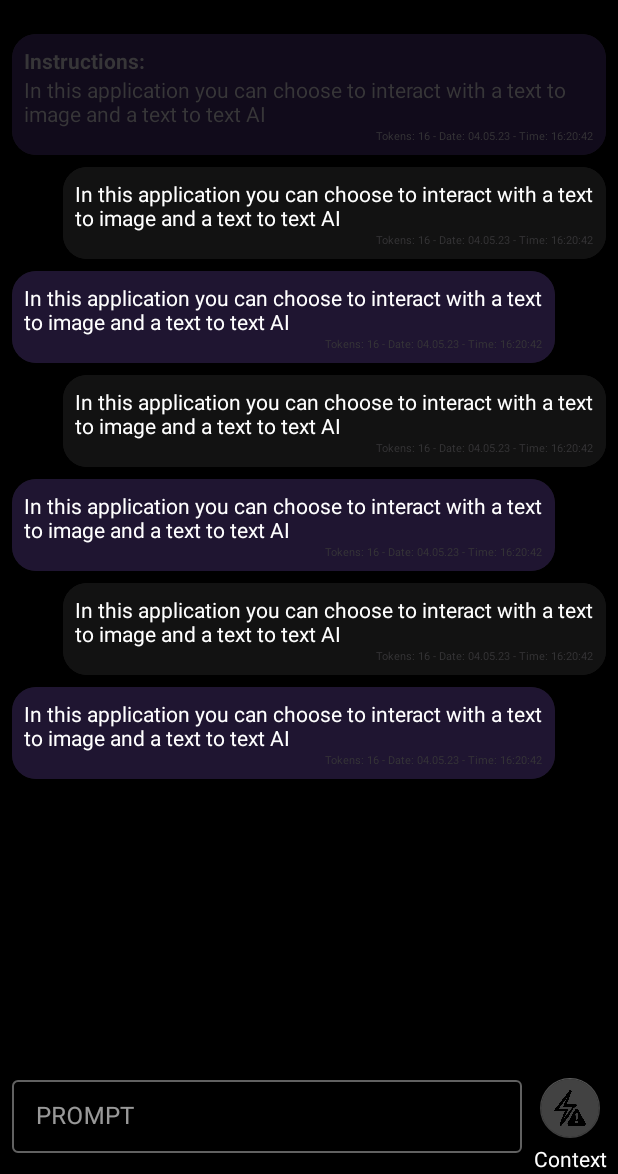
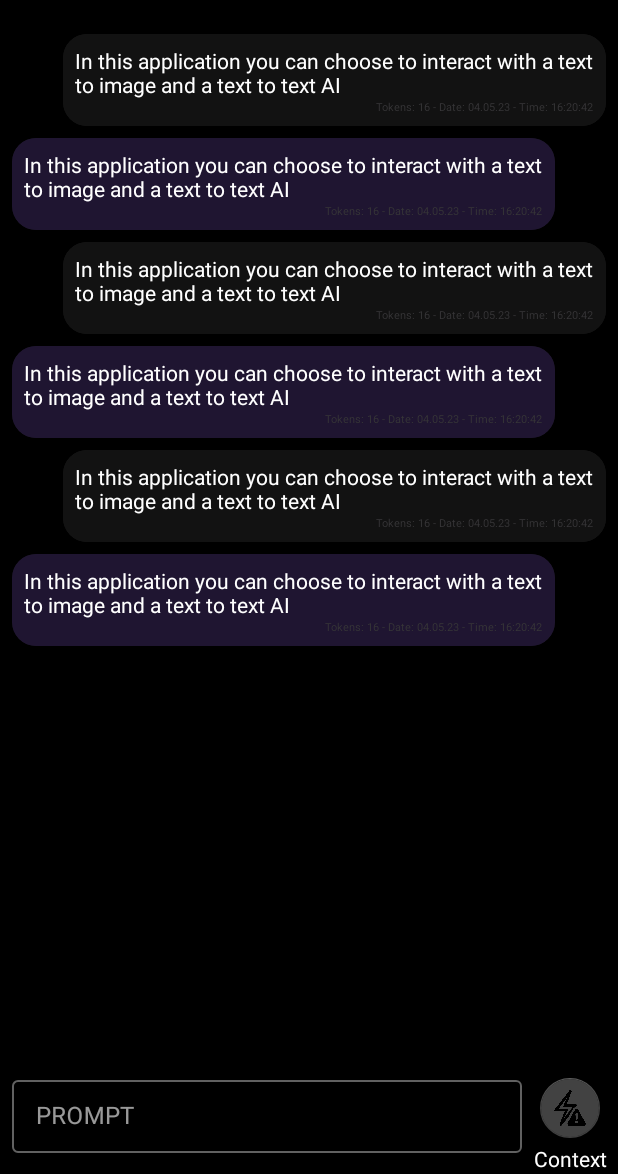
Before and after one commit to frapastique/frapuse-ai-companion-android-app, an Android app: the layout fragment_text_gen.xml on its own in the app's theme, with its tools: preview values and no code run, on a phone screen of 412 x 824 dp, the part 62-1236 px from its top. Run offline under Robolectric (Android 15) with nearby library versions, the phone set to English and light mode, and no system bars.

Commit message:
change behavior of recyclerview && bug fix

```diff
--- a/app/src/main/java/com/back/frapuse/TextGenViewModel.kt
+++ b/app/src/main/java/com/back/frapuse/TextGenViewModel.kt
@@ -283,6 +283,12 @@ class TextGenViewModel(application: Application) : AndroidViewModel(application)
         }
     }
 
+    fun getAllChats() {
+        viewModelScope.launch {
+            _chatLibrary.value = repository.getAllChats()
+        }
+    }
+
     fun calculateTokens(pre: String, add: String): String {
         val preInt = pre.toInt()
         val addInt = add.toInt()
--- a/app/src/main/java/com/back/frapuse/ui/textgen/TextGenFragment.kt
+++ b/app/src/main/java/com/back/frapuse/ui/textgen/TextGenFragment.kt
@@ -2,6 +2,8 @@ package com.back.frapuse.ui.textgen
 
 import android.content.res.ColorStateList
 import android.os.Bundle
+import android.os.Parcelable
+import android.util.Log
 import androidx.fragment.app.Fragment
 import android.view.LayoutInflater
 import android.view.View
@@ -16,6 +18,8 @@ import com.back.frapuse.R
 import com.back.frapuse.TextGenViewModel
 import com.back.frapuse.databinding.FragmentTextGenBinding
 import com.back.frapuse.util.TextGenRVChatAdapter
+
+private const val TAG = "TextGenFragment"
 
 class TextGenFragment : Fragment() {
     // Get the viewModel into the logic
@@ -37,9 +41,12 @@ class TextGenFragment : Fragment() {
         return binding.root
     }
 
+
     override fun onViewCreated(view: View, savedInstanceState: Bundle?) {
 
-        binding.tvInstructionsText.text = viewModel.instructionsPrompt.value
+        viewModel.getAllChats()
+
+        //binding.tvInstructionsText.text = viewModel.instructionsPrompt.value
 
         binding.topAppBar.setNavigationOnClickListener { btnBack ->
             btnBack.findNavController().navigate(TextGenFragmentDirections
@@ -98,17 +105,15 @@ class TextGenFragment : Fragment() {
             true
         }
 
-        //binding.rvChatLibrary.smoothScrollToPosition(viewModel.chatLibrary.value!!.size - 1)
 
         viewModel.chatLibrary.observe(viewLifecycleOwner) { chatLibrary ->
             val chatAdapter = TextGenRVChatAdapter(
-                dataset = emptyList(),
+                dataset = chatLibrary,
                 viewModelTextGen = viewModel
             )
             binding.rvChatLibrary.adapter = chatAdapter
-            val lastPosition = chatLibrary.size - 1
             chatAdapter.submitList(chatLibrary)
-            binding.rvChatLibrary.smoothScrollToPosition(lastPosition)
+            binding.rvChatLibrary.smoothScrollToPosition(chatLibrary.size - 1)
             binding.rvChatLibrary.setHasFixedSize(true)
         }
 
@@ -116,6 +121,9 @@ class TextGenFragment : Fragment() {
             binding.tvTokens.text = count
         }
 
+        binding.tiPrompt.setOnClickListener {
+            binding.rvChatLibrary.smoothScrollToPosition(viewModel.chatLibrary.value!!.size - 1)
+        }
 
         viewModel.apiStatus.observe(viewLifecycleOwner) { status ->
             when (status) {
--- a/app/src/main/res/layout/fragment_text_gen.xml
+++ b/app/src/main/res/layout/fragment_text_gen.xml
@@ -37,107 +37,22 @@
 
             </com.google.android.material.appbar.AppBarLayout>
 
-        <!-- Note: A RecyclerView can also be used -->
-        <androidx.core.widget.NestedScrollView
-                android:id="@+id/nested_scroll_view"
+            <androidx.recyclerview.widget.RecyclerView
+                    android:id="@+id/rv_chat_library"
                     android:layout_width="match_parent"
                     android:layout_height="match_parent"
+                    android:paddingTop="56dp"
+                    android:paddingBottom="8dp"
+                    android:clipToPadding="false"
                     android:scrollbars="vertical"
                     android:scrollbarSize="2dp"
                     android:fadeScrollbars="true"
-                android:scrollbarFadeDuration="@integer/material_motion_duration_short_1"
-                android:scrollIndicators="left"
-                app:layout_behavior="@string/appbar_scrolling_view_behavior">
-
-            <!-- Scrollable content -->
-            <androidx.constraintlayout.widget.ConstraintLayout
-                    android:layout_width="match_parent"
-                    android:layout_height="match_parent">
-
-                <com.google.android.material.card.MaterialCardView
-                        android:id="@+id/mcv_chat_instructions"
-                        android:layout_width="0dp"
-                        android:layout_height="wrap_content"
-                        android:clipToPadding="false"
-                        app:cardCornerRadius="16dp"
-                        app:layout_constraintTop_toTopOf="parent"
-                        app:layout_constraintBottom_toTopOf="@+id/cl_rv_chat_library"
+                    android:scrollbarDefaultDelayBeforeFade="@integer/material_motion_duration_short_1"
                     app:layout_constraintEnd_toEndOf="parent"
-                        tools:layout_constraintStart_toStartOf="parent"
-                        app:layout_constraintStart_toStartOf="parent"
-                        android:layout_marginStart="8dp"
-                        android:layout_marginEnd="8dp"
-                        android:layout_marginTop="8dp">
-
-                    <androidx.constraintlayout.widget.ConstraintLayout
-                            android:id="@+id/cl_chat_item_instructions"
-                            android:layout_width="wrap_content"
-                            android:layout_height="match_parent"
-                            android:padding="8dp"
-                            android:background="@color/purple_1200">
-
-                        <com.google.android.material.textview.MaterialTextView
-                                android:id="@+id/tv_instructions"
-                                android:text="@string/instructions"
-                                android:textStyle="bold"
-                                android:textColor="@color/grey"
-                                android:layout_width="wrap_content"
-                                android:layout_height="wrap_content"
-                                android:visibility="visible"
-                                app:layout_constraintTop_toTopOf="parent"
-                                app:layout_constraintStart_toStartOf="parent" />
-
-                        <com.google.android.material.textview.MaterialTextView
-                                android:id="@+id/tv_instructions_text"
-                                android:textColor="@color/grey"
-                                android:layout_width="wrap_content"
-                                android:layout_height="wrap_content"
-                                app:layout_constraintStart_toStartOf="parent"
-                                app:layout_constraintEnd_toEndOf="parent"
-                                app:layout_constraintTop_toBottomOf="@id/tv_instructions"
-                                tools:text="@string/app_description" />
-
-                        <com.google.android.material.textview.MaterialTextView
-                                android:id="@+id/tv_info_instructions"
-                                android:textSize="7sp"
-                                android:textColor="@color/grey"
-                                android:layout_width="wrap_content"
-                                android:layout_height="wrap_content"
-                                app:layout_constraintEnd_toEndOf="parent"
-                                app:layout_constraintTop_toBottomOf="@+id/tv_instructions_text"
-                                tools:text="Tokens: 16 - Date: 04.05.23 - Time: 16:20:42"
-                                tools:ignore="SmallSp" />
-
-                    </androidx.constraintlayout.widget.ConstraintLayout>
-                </com.google.android.material.card.MaterialCardView>
-
-                <androidx.constraintlayout.widget.ConstraintLayout
-                        android:id="@+id/cl_rv_chat_library"
-                        android:layout_width="match_parent"
-                        android:layout_height="wrap_content"
-                        app:layout_constraintTop_toBottomOf="@id/mcv_chat_instructions"
-                        app:layout_constraintStart_toStartOf="parent"
-                        app:layout_constraintEnd_toEndOf="parent"
-                        app:layout_constraintBottom_toBottomOf="parent">
-
-                    <androidx.recyclerview.widget.RecyclerView
-                            android:id="@+id/rv_chat_library"
-                            android:layout_width="match_parent"
-                            android:layout_height="0dp"
-                            android:paddingBottom="8dp"
-                            android:clipToPadding="false"
-                            app:layout_behavior="@string/appbar_scrolling_view_behavior"
-                            app:layout_constraintEnd_toEndOf="parent"
-                            app:layout_constraintBottom_toBottomOf="parent"
+                    app:layout_constraintBottom_toTopOf="@id/ti_prompt"
                     app:flow_horizontalAlign="center"
                     app:layoutManager="androidx.recyclerview.widget.LinearLayoutManager"
                     tools:listitem="@layout/text_gen_rv_chat_item" />
-
-                </androidx.constraintlayout.widget.ConstraintLayout>
-
-            </androidx.constraintlayout.widget.ConstraintLayout>
-
-        </androidx.core.widget.NestedScrollView>
 
         </androidx.coordinatorlayout.widget.CoordinatorLayout>
 
```
Lines whose indentation alone changed are shown as unchanged.
